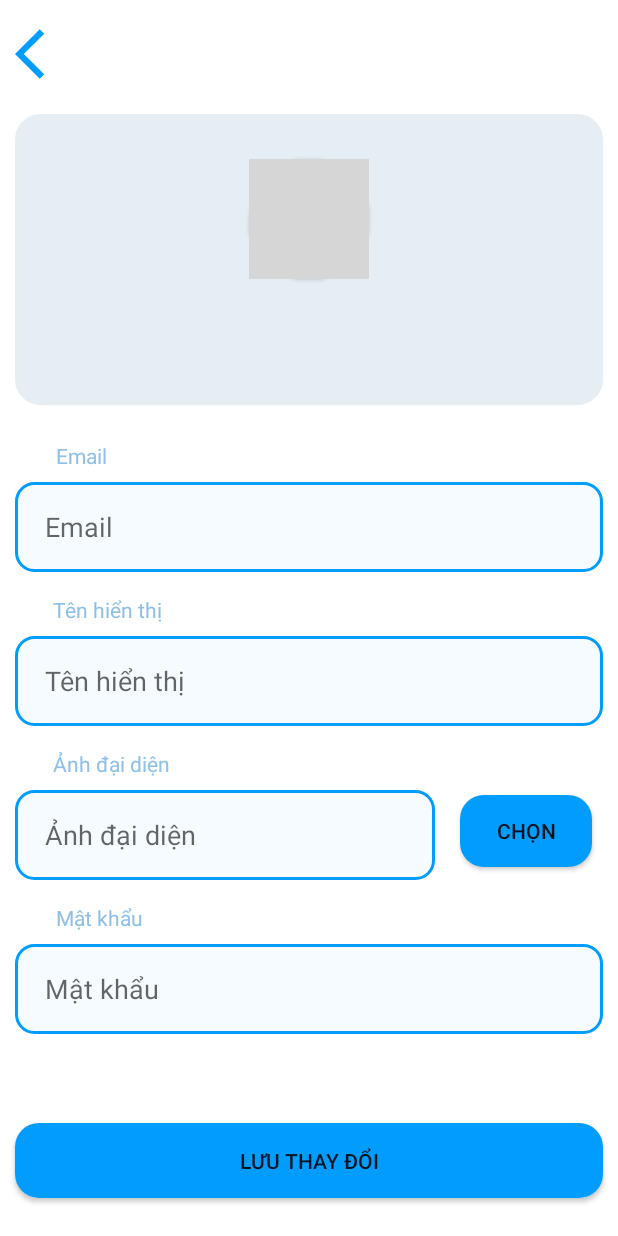
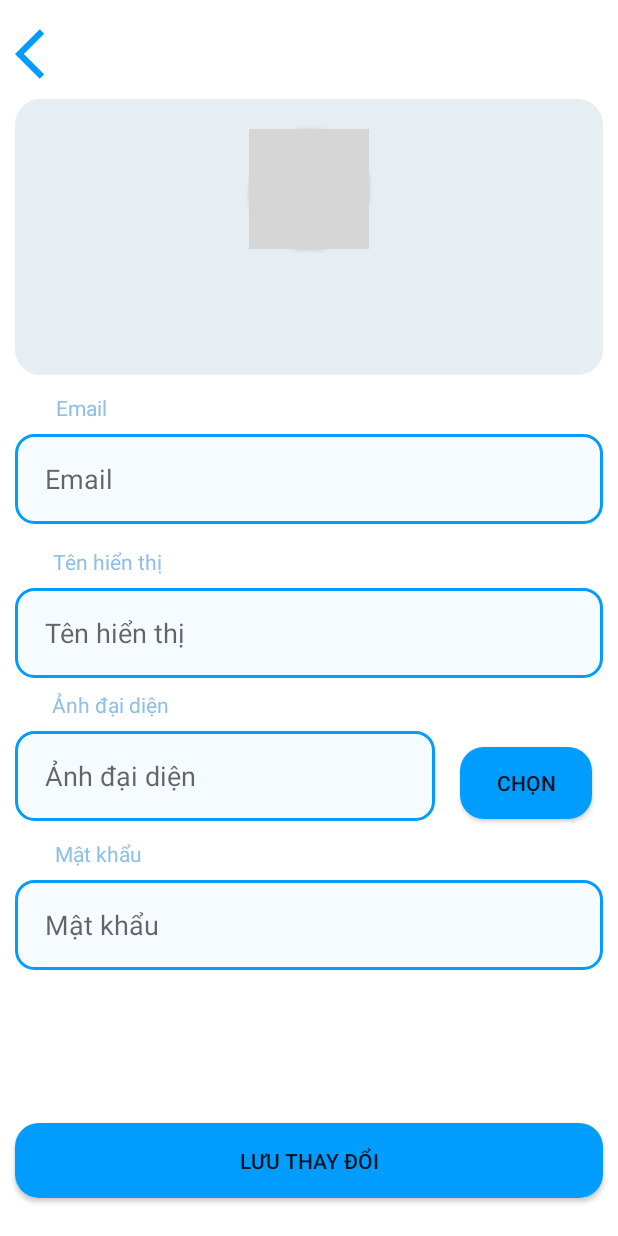
Before and after one commit to SweetsPTS21/TaskManagement, an Android app: the UserInfoActivity screen opened directly, with no data from a screen before it, on a phone screen of 412 x 824 dp. Run offline under Robolectric (Android 15) with nearby library versions, the phone set to English and light mode, and no system bars; our stand-ins replace Firebase (no records; nobody signed in at launch, a user with empty details on screens opened directly), Picasso; grey boxes are pictures that could not be loaded.

Commit message:
Task Management v1.0.1

```diff
--- a/app/src/main/java/com/example/demoktra2/AddActivity.java
+++ b/app/src/main/java/com/example/demoktra2/AddActivity.java
@@ -157,7 +157,7 @@ public class AddActivity extends AppCompatActivity implements View.OnClickListen
             String time = eTime.getText().toString();
             String status = sp.getSelectedItem().toString();
             String category =sp2.getSelectedItem().toString();
-            if(!title.isEmpty() && !description.isEmpty()){
+            if(!title.isEmpty() && !description.isEmpty() && !date.isEmpty()){
                 UserTask userTask = new UserTask(title, date, time, status, category, description);
                 addTask(userId, userTask);
                 userTaskSet = userTask;
--- a/app/src/main/java/com/example/demoktra2/UpdateDeleteActivity.java
+++ b/app/src/main/java/com/example/demoktra2/UpdateDeleteActivity.java
@@ -181,7 +181,7 @@ public class UpdateDeleteActivity extends AppCompatActivity implements View.OnCl
             String category =sp2.getSelectedItem().toString();
             String time = eTime.getText().toString();
 
-            if(!title.isEmpty() && !description.isEmpty()){
+            if(!title.isEmpty() && !description.isEmpty() && !date.isEmpty()){
                 UserTask newUserTask = new UserTask(userTask.getId(),title, date, time, status, category, description);
                 updateTask(userId, newUserTask);
                 finish();
--- a/app/src/main/res/layout/activity_user_info.xml
+++ b/app/src/main/res/layout/activity_user_info.xml
@@ -22,7 +22,7 @@
         android:layout_width="match_parent"
         android:layout_height="wrap_content"
         android:layout_marginLeft="10dp"
-        android:layout_marginTop="20dp"
+        android:layout_marginTop="10dp"
         android:layout_marginRight="10dp"
         android:background="@drawable/button_bg_2"
         android:orientation="vertical"
@@ -34,7 +34,7 @@
             android:layout_width="wrap_content"
             android:layout_height="wrap_content"
             android:layout_gravity="center"
-            android:layout_marginTop="30dp"
+            android:layout_marginTop="20dp"
             android:background="@drawable/round_image"
             app:cardCornerRadius="100dp">
 
@@ -73,7 +73,7 @@
         android:id="@+id/tvUserEmail"
         android:layout_width="wrap_content"
         android:layout_height="wrap_content"
-        android:layout_marginTop="24dp"
+        android:layout_marginTop="12dp"
         android:text="Email"
         android:textColor="@color/text_theme_light"
         app:layout_constraintEnd_toEndOf="parent"
@@ -127,11 +127,11 @@
         android:id="@+id/tvUserPhoto"
         android:layout_width="wrap_content"
         android:layout_height="wrap_content"
-        android:layout_marginTop="15dp"
+        android:layout_marginTop="8dp"
         android:text="Ảnh đại diện"
         android:textColor="@color/text_theme_light"
         app:layout_constraintEnd_toEndOf="parent"
-        app:layout_constraintHorizontal_bias="0.105"
+        app:layout_constraintHorizontal_bias="0.104"
         app:layout_constraintStart_toStartOf="parent"
         app:layout_constraintTop_toBottomOf="@+id/edUserDisplayName" />
 
@@ -166,11 +166,11 @@
         android:id="@+id/tvUserPassword"
         android:layout_width="wrap_content"
         android:layout_height="wrap_content"
-        android:layout_marginTop="15dp"
+        android:layout_marginTop="12dp"
         android:text="Mật khẩu"
         android:textColor="@color/text_theme_light"
         app:layout_constraintEnd_toEndOf="parent"
-        app:layout_constraintHorizontal_bias="0.105"
+        app:layout_constraintHorizontal_bias="0.104"
         app:layout_constraintStart_toStartOf="parent"
         app:layout_constraintTop_toBottomOf="@+id/edUserPhoto" />
 
--- a/app/src/main/res/layout/fragment_info.xml
+++ b/app/src/main/res/layout/fragment_info.xml
@@ -70,7 +70,6 @@
         android:layout_width="match_parent"
         android:layout_height="wrap_content"
         android:orientation="horizontal"
-        android:layout_marginTop="20dp"
         android:layout_marginLeft="10dp"
         android:layout_marginRight="10dp"
         >
@@ -87,15 +86,13 @@
             android:scaleType="fitCenter"
             android:layout_width="180dp"
             android:layout_height="100dp"
-            android:background="@color/white"
-            android:layout_marginLeft="20dp">
+            android:background="@color/white">
         </ImageButton>
     </LinearLayout>
     <LinearLayout
         android:layout_width="match_parent"
         android:layout_height="wrap_content"
         android:orientation="vertical"
-        android:layout_marginTop="20dp"
         android:layout_marginLeft="10dp"
         android:layout_marginRight="10dp"
         android:background="@drawable/button_bg_2">
```
